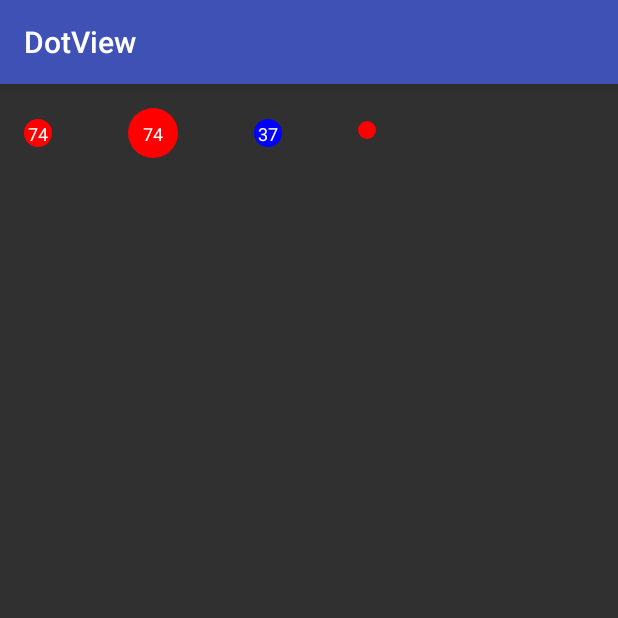
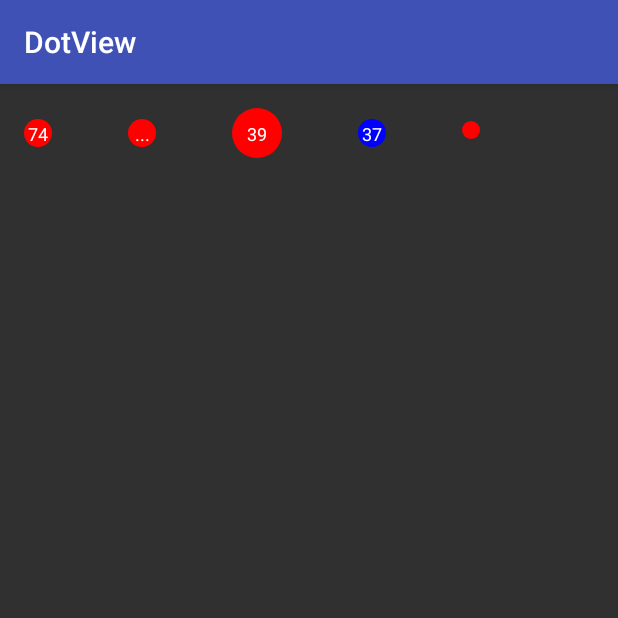
Before and after one commit to mengxn/DotView, an Android app: the screen it shows after launch (MainActivity), on a phone screen of 412 x 824 dp, the top half of it. Run offline under Robolectric (Android 15) with nearby library versions, the phone set to English and light mode, and no system bars.

Commit message:
validate text

```diff
--- a/app/src/main/java/me/codego/dotview/DotView.java
+++ b/app/src/main/java/me/codego/dotview/DotView.java
@@ -5,6 +5,7 @@ import android.content.res.TypedArray;
 import android.graphics.Canvas;
 import android.graphics.Color;
 import android.graphics.Paint;
+import android.text.TextUtils;
 import android.util.AttributeSet;
 import android.view.Gravity;
 import android.widget.TextView;
@@ -17,6 +18,8 @@ public class DotView extends TextView {
 
     private Paint mPaint;
     private int mDotPadding;
+
+    private static final String DEFAULT_TEXT = "...";
 
     public DotView(Context context) {
         super(context);
@@ -37,6 +40,8 @@ public class DotView extends TextView {
 
         setPadding(0, 0, 0, 0);
         setGravity(Gravity.CENTER);
+//        setSingleLine();
+//        setInputType(InputType.TYPE_TEXT_FLAG_IME_MULTI_LINE);
     }
 
     @Override
@@ -54,6 +59,7 @@ public class DotView extends TextView {
         if (getText().length() == 0) {
             width = 10;
         } else {
+            validate();
             float textWidth = getPaint().measureText("88");
             Paint.FontMetrics fontMetrics = getPaint().getFontMetrics();
             float textHeight = fontMetrics.descent - fontMetrics.ascent;
@@ -64,4 +70,22 @@ public class DotView extends TextView {
         int newMeasureSpec = MeasureSpec.makeMeasureSpec(width, MeasureSpec.EXACTLY);
         super.onMeasure(newMeasureSpec, newMeasureSpec);
     }
+
+    private void validate() {
+        String text = getText().toString();
+        if (!isNumber(text) || !isLegalNumber(Integer.valueOf(text))) {
+            setText(DEFAULT_TEXT);
+        }
+    }
+
+    private boolean isNumber(String text) {
+        if (TextUtils.isEmpty(text)) {
+            return false;
+        }
+        return text.matches("\\d+");
+    }
+
+    private boolean isLegalNumber(int number) {
+        return number >= 0 && number < 100;
+    }
 }
--- a/app/src/main/res/layout/activity_main.xml
+++ b/app/src/main/res/layout/activity_main.xml
@@ -23,8 +23,16 @@
     <me.codego.dotview.DotView
         android:layout_width="wrap_content"
         android:layout_height="wrap_content"
+        android:text="74d"
+        android:textColor="#FFF"
         android:layout_marginLeft="50dp"
-        android:text="74"
+        android:textSize="12sp"/>
+
+    <me.codego.dotview.DotView
+        android:layout_width="wrap_content"
+        android:layout_height="wrap_content"
+        android:layout_marginLeft="50dp"
+        android:text="39"
         android:textColor="#FFF"
         android:textSize="12sp"
         app:dotPadding="10dp"/>
```
Also changed, not shown: 1 other file.
